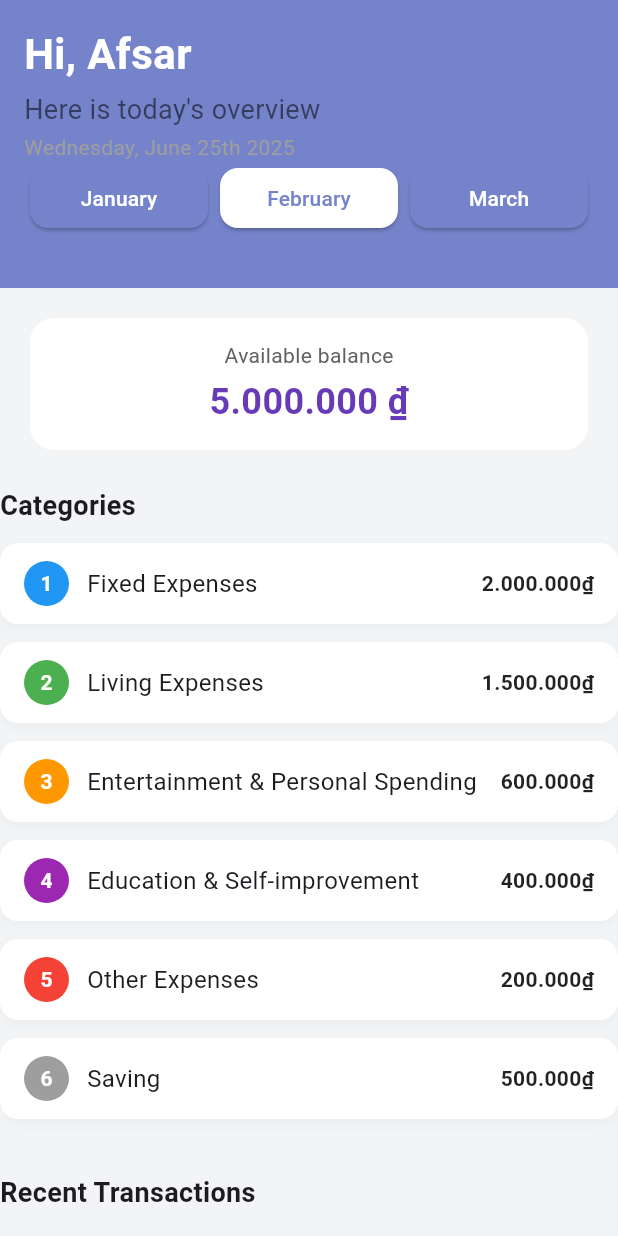
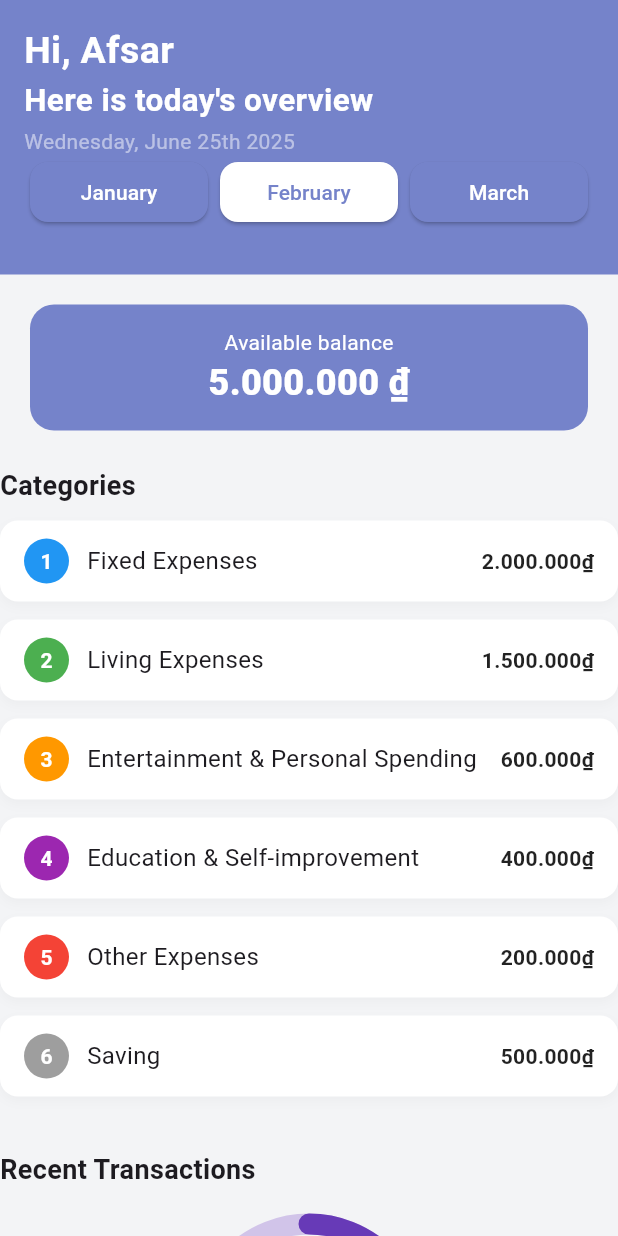
Before and after one commit to duynnkse184545/exe201_fe, a Flutter app: the BudgetTab screen opened directly, on a phone screen of 412 x 824 dp. Run offline on Flutter 3.47's test engine with Material 3 defaults, Android fonts, the phone set to English and light mode, and no system bars; drawn by our look-alikes of percent_indicator; our stand-ins replace dio, flutter_secure_storage, table_calendar; accounts and stored records are empty.

Commit message:
budget ui, logout added

```diff
--- a/lib/budget/budget.dart
+++ b/lib/budget/budget.dart
@@ -1,5 +1,6 @@
-import 'package:exe201/budget/budget_categories.dart';
-import 'package:exe201/budget/recent_transaction.dart';
+import 'package:exe201/budget/widgets/balance_card.dart';
+import 'package:exe201/budget/widgets/budget_categories.dart';
+import 'package:exe201/budget/widgets/recent_transaction.dart';
 import 'package:exe201/extra/header.dart';
 import 'package:flutter/material.dart';
 
@@ -26,7 +27,7 @@ class BudgetTab extends StatelessWidget {
                   child: Column(
                     crossAxisAlignment: CrossAxisAlignment.start,
                     children: [
-                      buildHeader(Colors.white),
+                      buildHeader(Colors.white, true),
 
                       Row(
                         mainAxisAlignment: MainAxisAlignment.spaceBetween,
@@ -51,41 +52,12 @@ class BudgetTab extends StatelessWidget {
                         }).toList(),
                       ),
 
-                      SizedBox(height: 20),
+                      SizedBox(height: 15),
                     ],
                   ),
                 ),
               ),
-              Container(
-                width: double.maxFinite,
-                margin: EdgeInsets.only(left: 20, right: 20, top: 20),
-                padding: const EdgeInsets.all(15),
-                decoration: BoxDecoration(
-                  color: Colors.white,
-                  borderRadius: BorderRadius.circular(16),
-                ),
-                child: Column(
-                  crossAxisAlignment: CrossAxisAlignment.center,
-                  children: [
-                    Text(
-                      'Available balance',
-                      style: TextStyle(
-                        color: Colors.grey[700],
-                        fontSize: 14,
-                      ),
-                    ),
-                    SizedBox(height: 4),
-                    Text(
-                      '5.000.000 ₫',
-                      style: TextStyle(
-                        color: Colors.deepPurple,
-                        fontSize: 24,
-                        fontWeight: FontWeight.bold,
-                      ),
-                    ),
-                  ],
-                ),
-              ),
+              BalanceCard(),
               CategoriesSection(),
               RecentTransactionsSection()
             ],
--- /dev/null
+++ b/lib/budget/widgets/balance_card.dart
@@ -0,0 +1,122 @@
+import 'package:flutter/material.dart';
+
+import '../../Extra/custom_dialog.dart';
+import '../../extra/custom_field.dart';
+
+class BalanceCard extends StatefulWidget {
+  const BalanceCard({super.key});
+
+  @override
+  State<BalanceCard> createState() => _BalanceCardState();
+}
+
+class _BalanceCardState extends State<BalanceCard> {
+  bool _isPressed = false;
+
+  @override
+  Widget build(BuildContext context) {
+    return Container(
+      width: double.maxFinite,
+      margin: EdgeInsets.only(left: 20, right: 20, top: 20),
+      child: Material(
+        color: _getMaterialColor(),
+        borderRadius: BorderRadius.circular(16),
+        child: InkWell(
+          borderRadius: BorderRadius.circular(16),
+          splashColor: Colors.black.withValues(alpha: 0.5),
+          onTap: () async {
+            setState(() {
+              _isPressed = true;
+            });
+
+            // Wait for the dialog to complete (when user dismisses it)
+            await _showBalanceDialog(context);
+
+            // Only reset _isPressed after dialog is actually closed
+            if (mounted) {
+              setState(() {
+                _isPressed = false;
+              });
+            }
+          },
+          child: SizedBox(
+            width: double.infinity,
+            child: Padding(
+              padding: const EdgeInsets.all(15),
+              child: Column(
+                crossAxisAlignment: CrossAxisAlignment.center,
+                children: [
+                  Text(
+                    'Available balance',
+                    style: TextStyle(
+                      color: Colors.white,
+                      fontSize: 14,
+                    ),
+                  ),
+                  Text(
+                    '5.000.000 ₫',
+                    style: TextStyle(
+                      color: Colors.white,
+                      fontSize: 24,
+                      fontWeight: FontWeight.w900,
+                    ),
+                  ),
+                ],
+              ),
+            ),
+          ),
+        ),
+      ),
+    );
+  }
+
+  Color _getMaterialColor() {
+    final baseColor = Color(0xff7583ca);
+    if (_isPressed) {
+      // Use HSLColor to darken slightly
+      final hsl = HSLColor.fromColor(baseColor);
+      final darker = hsl.withLightness((hsl.lightness - 0.3).clamp(0.0, 1.0));
+      return darker.toColor();
+    }
+    return baseColor;
+  }
+
+  Future<Map<String, dynamic>?> _showBalanceDialog(BuildContext context) async {
+    final balanceController = TextEditingController();
+
+    // Make sure to return the result from showCustomBottomSheet
+    final result = await showCustomBottomSheet<Map<String, dynamic>>(
+      context: context,
+      title: 'Add Transaction',
+      actionText: 'DONE',
+      actionColor: Color(0xff7583ca),
+      content: Column(
+        children: [
+          buildFormField(
+              label: 'Name',
+              controller: balanceController,
+              keyboardType: TextInputType.numberWithOptions(decimal: true)
+          ),
+        ],
+      ),
+      onActionPressed: () {
+        final balanceText = balanceController.text.trim();
+        if (balanceText.isEmpty) {
+          ScaffoldMessenger.of(context).showSnackBar(
+              SnackBar(content: Text('Please fill in all fields'))
+          );
+          return;
+        }
+        final amount = double.tryParse(balanceText);
+        if (amount == null) {
+          ScaffoldMessenger.of(context).showSnackBar(
+            SnackBar(content: Text('Please enter a valid amount')),
+          );
+          return;
+        }
+        Navigator.of(context).pop({'amount': amount});
+      },
+    );
+    return result;
+  }
+}
--- a/lib/budget/budget_categories.dart
+++ b/lib/budget/widgets/budget_categories.dart
@@ -126,7 +126,7 @@ class _CategoriesSectionState extends State<CategoriesSection> {
             fontWeight: FontWeight.bold,
           ),
         ),
-        const SizedBox(height: 12),
+        const SizedBox(height: 10),
         ...List.generate(categories.length, (i) {
           final cat = categories[i];
           return CategoryItem(
--- a/lib/extra/header.dart
+++ b/lib/extra/header.dart
@@ -1,7 +1,7 @@
 import 'package:flutter/material.dart';
 import 'package:intl/intl.dart';
 
-Widget buildHeader(Color color) {
+Widget buildHeader(Color color, bool greeting) {
   final now = DateTime.now();
   final dayOfWeek = DateFormat('EEEE').format(now);
   final formattedDate = formatWithOrdinal(now);
@@ -9,23 +9,28 @@ Widget buildHeader(Color color) {
   return Column(
     crossAxisAlignment: CrossAxisAlignment.start,
     children: [
+      if(greeting)
       Text(
         'Hi, Afsar',
         style: TextStyle(
-          fontSize: 28,
+          fontSize: 25,
           fontWeight: FontWeight.bold,
           color: color,
         ),
-      ),
-      SizedBox(height: 4),
+      )
+      else SizedBox(height: 10),
       Text(
         'Here is today\'s overview',
-        style: TextStyle(fontSize: 18, color: Colors.black54),
+        style: TextStyle(
+            fontSize: 21,
+            color: color,
+          fontWeight: FontWeight.bold
+        ),
       ),
       SizedBox(height: 2),
       Text(
         '$dayOfWeek, $formattedDate',
-        style: TextStyle(fontSize: 14, color: Colors.grey[500]),
+        style: TextStyle(fontSize: 14, color: color.withValues(alpha: 0.5)),
       ),
     ],
   );
--- a/lib/home/home.dart
+++ b/lib/home/home.dart
@@ -1,7 +1,5 @@
 import 'package:exe201/extra/custom_field.dart';
 import 'package:flutter/material.dart';
-import 'package:intl/intl.dart';
-
 import '../Extra/custom_dialog.dart';
 import '../extra/header.dart';
 
@@ -33,7 +31,7 @@ class _HomeTabPageState extends State<HomeTabPage> {
             crossAxisAlignment: CrossAxisAlignment.start,
             children: [
               // Header Section
-              buildHeader(Colors.black87),
+              buildHeader(Colors.black87, true),
               SizedBox(height: 24),
 
               // Cards Section
--- a/lib/main.dart
+++ b/lib/main.dart
@@ -15,7 +15,7 @@ class TvFApp extends StatelessWidget {
         primarySwatch: Colors.indigo,
         fontFamily: 'Roboto',
       ),
-      home: LoginPage(),
+      home: BottomTab(),
       debugShowCheckedModeBanner: false,
     );
   }
--- a/lib/service/api/base/api_client.dart
+++ b/lib/service/api/base/api_client.dart
@@ -8,7 +8,7 @@ class ApiClient {
 
   ApiClient._internal() {
     dio = Dio(BaseOptions(
-      baseUrl: 'https://4a50-2405-4802-9078-9a10-c078-bfb6-5714-9ebd.ngrok-free.app',
+      baseUrl: 'http://10.0.2.2:5134',
       connectTimeout: const Duration(seconds: 30),
       receiveTimeout: const Duration(seconds: 30),
       headers: {
--- a/pubspec.yaml
+++ b/pubspec.yaml
@@ -39,6 +39,7 @@ dependencies:
   percent_indicator: ^4.2.5
   dio: ^5.8.0+1
   flutter_secure_storage: ^9.2.4
+  jwt_decoder: ^2.0.1
 
 dev_dependencies:
   flutter_test:
```
Also changed, not shown: lib/user/user.dart (+10 -2 lines), lib/budget/widgets/recent_transaction.dart (renamed from lib/budget/recent_transaction.dart), pubspec.lock.
